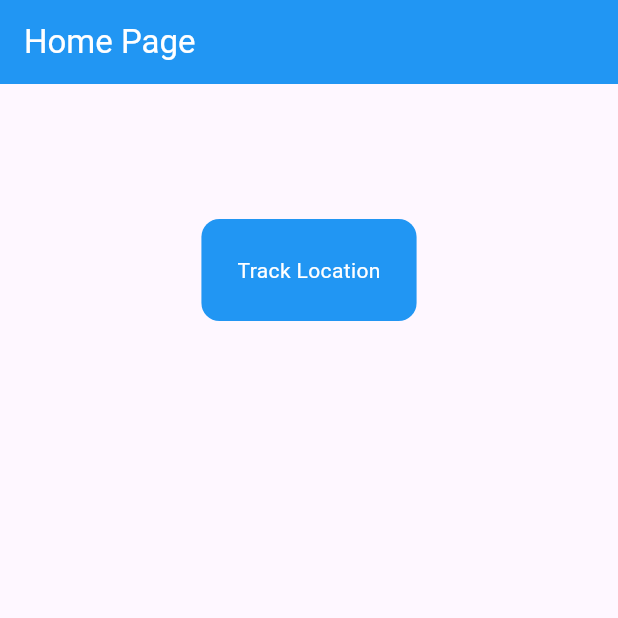
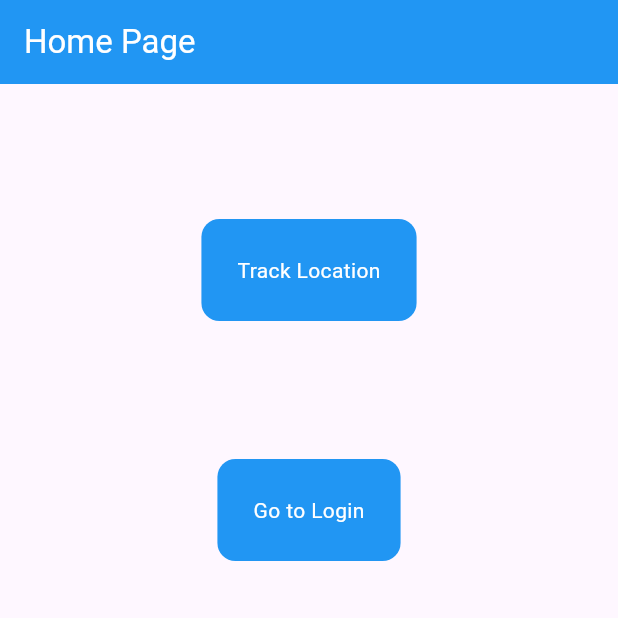
Before and after one commit to Riveen/maps_demo, a Flutter app: the screen it shows after launch, on a phone screen of 412 x 824 dp, the top half of it. Run offline on Flutter 3.47's test engine with Material 3 defaults, Android fonts, the phone set to English and light mode, and no system bars; our stand-ins replace google_maps_flutter; missing offline and left inert: flutter_polyline_points.

```diff
--- /dev/null
+++ b/lib/Models/login_model.dart
@@ -0,0 +1,24 @@
+import 'package:json_annotation/json_annotation.dart';
+
+part 'login_model.g.dart';
+
+@JsonSerializable()
+class LoginModel {
+  String? accessToken = '';
+  String? firstName = '';
+  String? middleName = '';
+  String? secondName = '';
+  int? age = null;
+
+  LoginModel(
+      {this.accessToken,
+      this.firstName,
+      this.middleName,
+      this.secondName,
+      this.age});
+
+  factory LoginModel.fromJson(Map<String, dynamic> json) =>
+      _$LoginModelFromJson(json);
+
+  Map<String, dynamic> toJson() => _$LoginModelToJson(this);
+}
--- a/lib/home_page.dart
+++ b/lib/Views/home_page.dart
@@ -1,5 +1,7 @@
 import 'package:flutter/material.dart';
 import 'package:tms_mobile_map/Map%20Components/gMap2.dart';
+import 'package:tms_mobile_map/Models/login_model.dart';
+import 'package:tms_mobile_map/Views/login_screen.dart';
 
 class MyHomePage extends StatefulWidget {
   const MyHomePage({super.key});
@@ -9,6 +11,10 @@ class MyHomePage extends StatefulWidget {
 }
 
 class _MyHomePageState extends State<MyHomePage> {
+  // login model data
+  LoginModel loginModel =
+      LoginModel(firstName: "Bill", middleName: "Conrad", secondName: "Murray");
+
   @override
   Widget build(BuildContext context) {
     return Scaffold(
@@ -48,6 +54,32 @@ class _MyHomePageState extends State<MyHomePage> {
                 ),
               ),
             ),
+            Center(
+              child: Padding(
+                padding: const EdgeInsets.only(
+                    left: 40.0, right: 40.0, bottom: 2.0, top: 90.0),
+                child: GestureDetector(
+                  onTap: () {
+                    Navigator.push(context,
+                        MaterialPageRoute(builder: (context) {
+                      return LoginScreen(loginModel: loginModel);
+                    }));
+                  },
+                  // Track Location button
+                  child: Container(
+                    decoration: BoxDecoration(
+                      color: Colors.blue,
+                      borderRadius: BorderRadius.circular(12.0),
+                    ),
+                    padding: const EdgeInsets.all(24),
+                    child: const Text(
+                      "Go to Login",
+                      style: TextStyle(color: Colors.white),
+                    ),
+                  ),
+                ),
+              ),
+            ),
           ],
         ),
       ),
--- a/lib/main.dart
+++ b/lib/main.dart
@@ -1,5 +1,5 @@
 import 'package:flutter/material.dart';
-import 'package:tms_mobile_map/home_page.dart';
+import 'package:tms_mobile_map/Views/home_page.dart';
 
 void main() {
   runApp(const MyApp());
--- a/pubspec.yaml
+++ b/pubspec.yaml
@@ -36,6 +36,7 @@ dependencies:
   google_maps_flutter: ^2.5.3
   http: ^1.2.0
   flutter_polyline_points: ^2.0.0
+  json_annotation: ^4.8.1
 
 dev_dependencies:
   flutter_test:
@@ -43,6 +44,9 @@ dev_dependencies:
 
 
   flutter_lints: ^2.0.0
+  json_serializable: ^6.7.1
+  build_runner: ^2.4.8
+
 
 # For information on the generic Dart part of this file, see the
 # following page: https://dart.dev/tools/pub/pubspec
```
Also changed, not shown: lib/Views/login_screen.dart (added, +38 -0 lines), lib/Map Components/gMap.dart (renamed from lib/gMap.dart), lib/Models/login_model.g.dart (added), lib/Views/map_page.dart (renamed from lib/map_page.dart), pubspec.lock.
